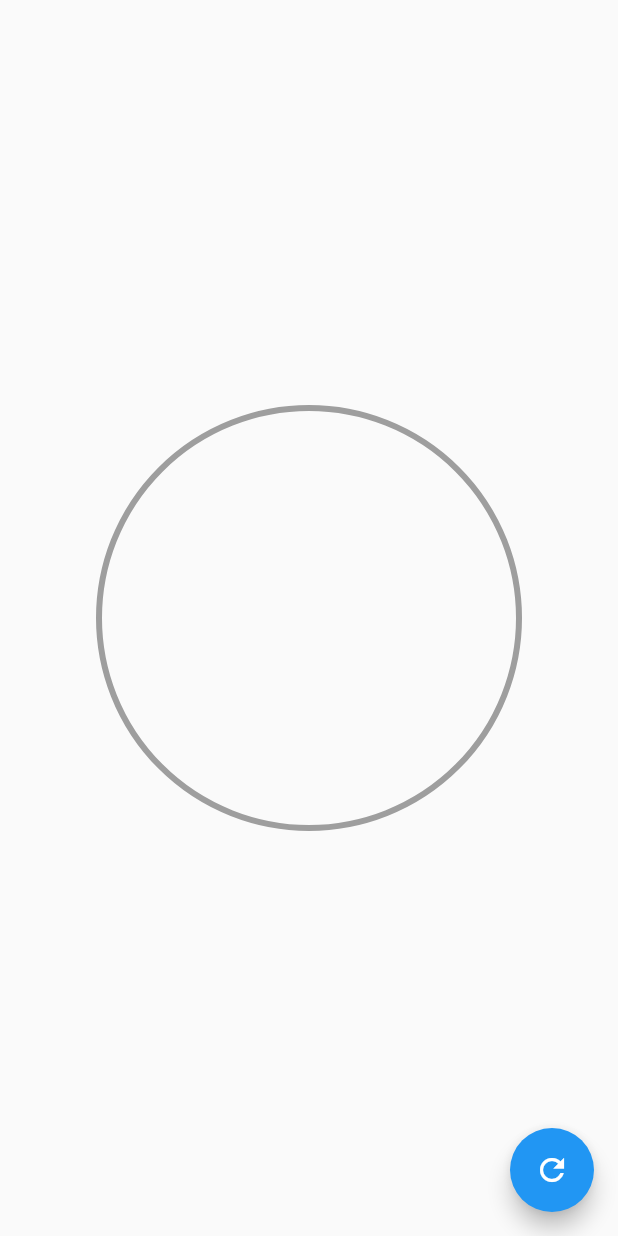
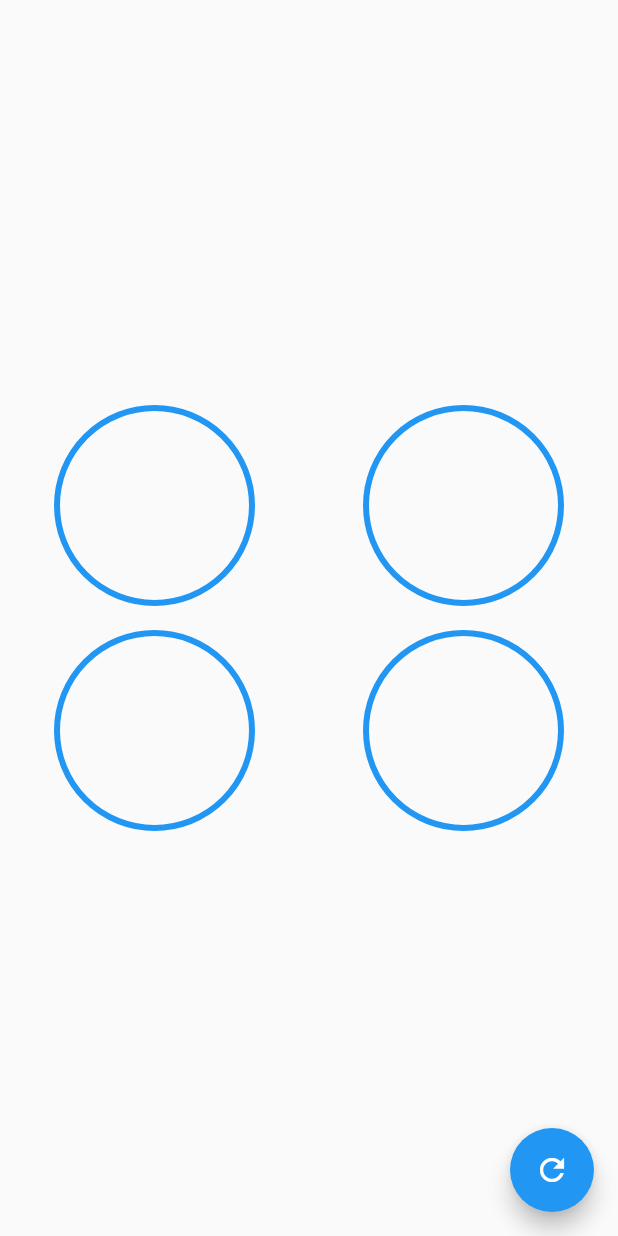
Before and after one commit to RoHeTT17/Flutterdisenos, a Flutter app: the screen it shows after launch, on a phone screen of 412 x 824 dp. Run offline on Flutter 3.47's test engine with Material 2 defaults, Android fonts, the phone set to English and light mode, and no system bars.

Commit message:
Fin sección 4

```diff
--- a/lib/src/pages/graficas_circulares_page.dart
+++ b/lib/src/pages/graficas_circulares_page.dart
@@ -18,14 +18,28 @@ class _GrafciasCircularesPageState extends State<GrafciasCircularesPage> {
   Widget build(BuildContext context) {
     return Scaffold(
 
-      body: Center(
-        child: Container(
-          width: 300,
-          height: 300,
-         // color: Colors.red,
-          child: RadialProgress(porcentaje: porcentaje,)//Text('$porcentaje %',style: const TextStyle(fontSize: 50.0),),
-        )
-     ),
+      body: Column(
+        mainAxisAlignment: MainAxisAlignment.center,
+        children: [
+
+          Row(
+            mainAxisAlignment: MainAxisAlignment.spaceAround,
+            children: [
+              _CustomRadialProgres(porcentaje: porcentaje,customColor: Colors.pink,),
+              _CustomRadialProgres(porcentaje: porcentaje,customColor: Colors.purple),
+            ],
+          ),
+
+          Row(
+            mainAxisAlignment: MainAxisAlignment.spaceAround,
+            children: [
+              _CustomRadialProgres(porcentaje: porcentaje,customColor: Colors.green),
+              _CustomRadialProgres(porcentaje: porcentaje,customColor: Colors.yellow),
+            ],
+          ),
+
+        ],
+      ),
 
      floatingActionButton: FloatingActionButton(
        child: const Icon(Icons.refresh),
@@ -42,3 +56,29 @@ class _GrafciasCircularesPageState extends State<GrafciasCircularesPage> {
    );
   }
 }
+
+class _CustomRadialProgres extends StatelessWidget {
+
+  final double porcentaje;
+  final Color customColor;
+
+  const _CustomRadialProgres({
+    Key? key,
+    required this.porcentaje,
+    required this.customColor,
+  }) : super(key: key);
+
+  @override
+  Widget build(BuildContext context) {
+    return Container(
+      width: 150,
+      height: 150,
+     // color: Colors.red,
+      child: RadialProgress(
+        porcentaje: porcentaje,
+        colorSecundario: Colors.blue,
+        colorPrimario: customColor,
+        )//Text('$porcentaje %',style: const TextStyle(fontSize: 50.0),),
+    );
+  }
+}
--- a/lib/src/widgets/radial_progress.dart
+++ b/lib/src/widgets/radial_progress.dart
@@ -5,9 +5,21 @@ import 'package:flutter/material.dart';
 
 class RadialProgress extends StatefulWidget {
 
-  final porcentaje;
+  final double  porcentaje;
+  final Color?  colorPrimario;
+  final Color?  colorSecundario;
+  final double? grosorStrokFondo;
+  final double? grosorStrokArco;
 
-  const RadialProgress({Key? key, required this.porcentaje}) : super(key: key);
+
+  const RadialProgress({
+    Key? key,
+    required this.porcentaje,
+             this.colorPrimario    = Colors.blue,
+             this.colorSecundario  = Colors.purple,
+             this.grosorStrokFondo = 4,
+             this.grosorStrokArco  = 10
+  }) : super(key: key);
 
   @override
   State<RadialProgress> createState() => _RadialProgressState();
@@ -41,10 +53,9 @@ class _RadialProgressState extends State<RadialProgress> with SingleTickerProvid
     controller.forward(from: 0);
 
     // Aquí nos dice el procentaje a animar
-    final diferenciaAnimar = widget.porcentaje - porcentajeAnterio;
+    final diferenciaAnimar = widget.porcentaje - porcentajeAnterio!;
     //Tener el porcentaje después de la diferencia
     porcentajeAnterio = widget.porcentaje;
-
 
     //Crear la animación
     return AnimatedBuilder(
@@ -58,8 +69,13 @@ class _RadialProgressState extends State<RadialProgress> with SingleTickerProvid
                               //child: Text('${widget.porcentaje}'),
                               child: CustomPaint(painter: _MiradialProgress(
                                 //widget.porcentaje
-                                (widget.porcentaje - diferenciaAnimar) + (diferenciaAnimar * controller.value)
-                                )),
+                                (widget.porcentaje - diferenciaAnimar) + (diferenciaAnimar * controller.value),
+                                widget.colorPrimario!,
+                                widget.grosorStrokFondo!,
+                                widget.grosorStrokArco!,
+                                widget.colorSecundario!
+                                )
+                                ),
                           );
             },
           );
@@ -70,9 +86,16 @@ class _RadialProgressState extends State<RadialProgress> with SingleTickerProvid
 
 class _MiradialProgress extends CustomPainter{
 
-  final porcentaje;
+  final double porcentaje;
+  final Color  colorPrimario;
+  final Color  colorSecundario;
+  final double grosorStrokFondo;
+  final double grosorStrokArco;
 
-  _MiradialProgress(this.porcentaje);
+  _MiradialProgress(this.porcentaje, this.colorPrimario, this.grosorStrokFondo, this.grosorStrokArco, this.colorSecundario);
+
+  // final RadialProgress propiedades;
+  // _MiradialProgress(this.propiedades);
 
   @override
   void paint(Canvas canvas, Size size) {
@@ -80,8 +103,8 @@ class _MiradialProgress extends CustomPainter{
     //Dibujar Ciculo
     //Definir propiedades del lapiz
     final paint = Paint()
-    ..strokeWidth = 4
-    ..color       = Colors.grey
+    ..strokeWidth = grosorStrokFondo
+    ..color       = colorSecundario
     ..style       = PaintingStyle.stroke;
 
      //Propiedades para dibujar el circulo
@@ -96,8 +119,9 @@ class _MiradialProgress extends CustomPainter{
 
     //Dibujar el arco
     final paintArco = Paint()
-    ..strokeWidth = 10
-    ..color       = Colors.pink
+    ..strokeWidth = grosorStrokArco
+    ..color       = colorPrimario//Colors.pink
+    ..strokeCap   = StrokeCap.round
     ..style       = PaintingStyle.stroke;
 
     //Parte que se deberá ir llenando
```
